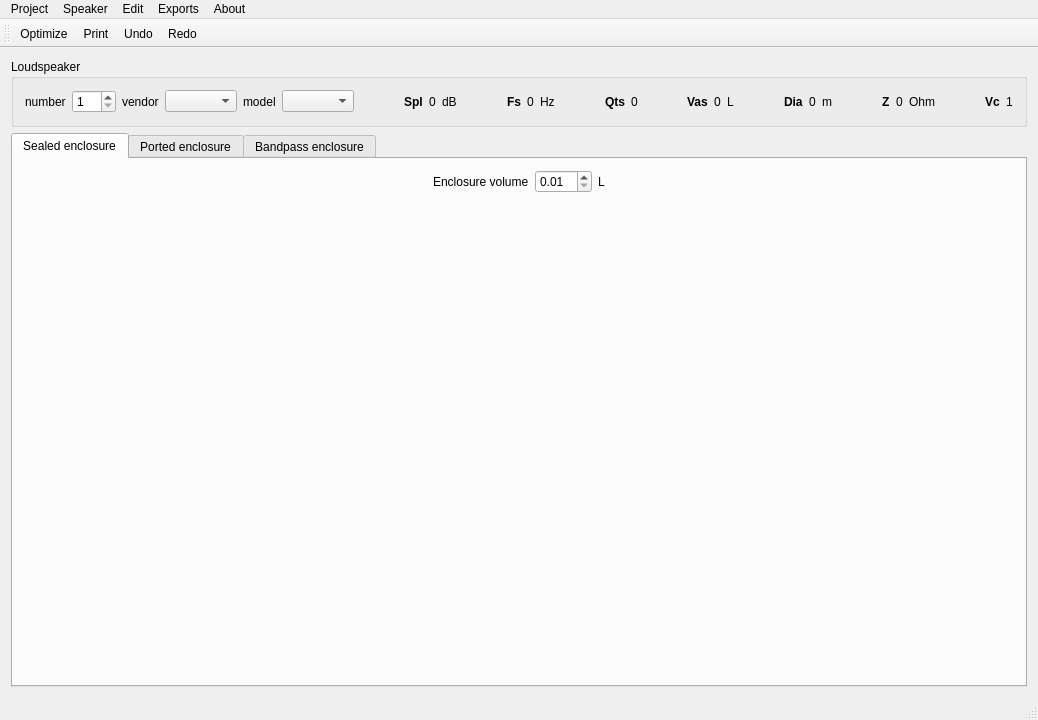
Old version of the form mainwindow.ui in the repository be1/qspeakers.
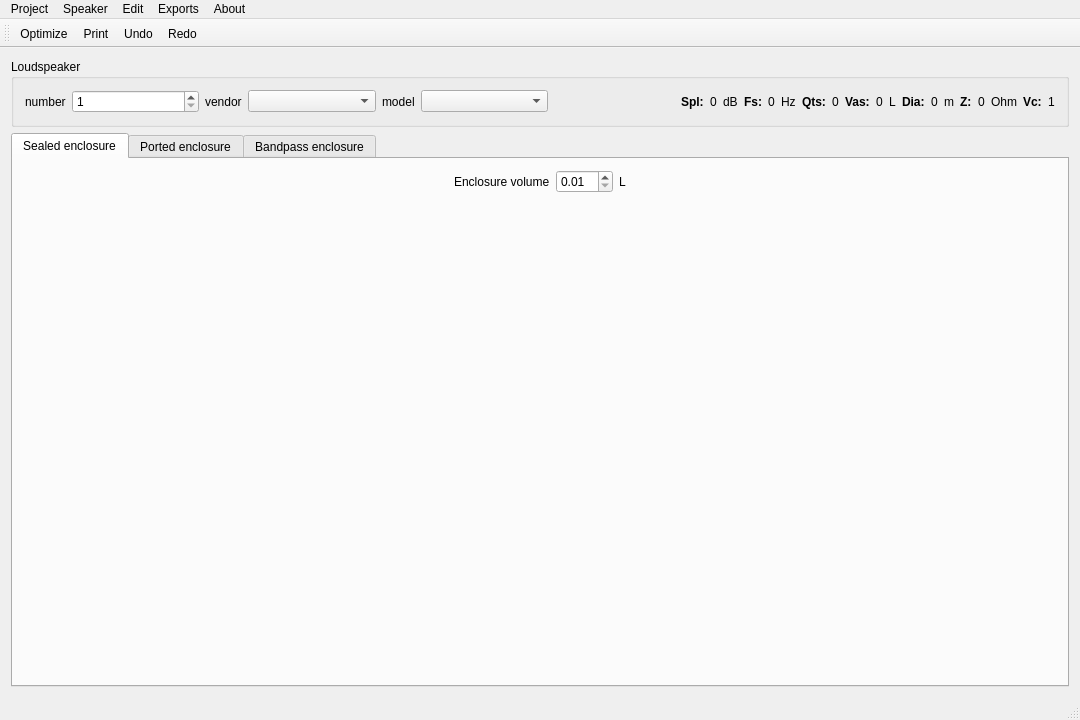
New version of the form. Icons and pictures are not drawn.

Commit message: Fix "too large main window".

What changed in the file:
```diff
--- a/mainwindow.ui
+++ b/mainwindow.ui
@@ -6,16 +6,10 @@
    <rect>
     <x>0</x>
     <y>0</y>
-    <width>1038</width>
+    <width>1080</width>
     <height>720</height>
    </rect>
   </property>
-  <property name="sizePolicy">
-   <sizepolicy hsizetype="Preferred" vsizetype="Preferred">
-    <horstretch>0</horstretch>
-    <verstretch>0</verstretch>
-   </sizepolicy>
-  </property>
   <widget class="QWidget" name="centralWidget">
    <layout class="QVBoxLayout" name="verticalLayout">
     <item>
@@ -107,12 +101,11 @@
         <widget class="QLabel" name="splLabel">
          <property name="font">
           <font>
-           <weight>75</weight>
            <bold>true</bold>
           </font>
          </property>
          <property name="text">
-          <string>Spl</string>
+          <string>Spl:</string>
          </property>
         </widget>
        </item>
@@ -130,29 +123,15 @@
          </property>
         </widget>
        </item>
-       <item>
-        <spacer name="speakerHorizontalSpacer0">
-         <property name="orientation">
-          <enum>Qt::Horizontal</enum>
-         </property>
-         <property name="sizeHint" stdset="0">
-          <size>
-           <width>10</width>
-           <height>20</height>
-          </size>
-         </property>
-        </spacer>
-       </item>
        <item>
         <widget class="QLabel" name="fsLabel">
          <property name="font">
           <font>
-           <weight>75</weight>
            <bold>true</bold>
           </font>
          </property>
          <property name="text">
-          <string>Fs</string>
+          <string>Fs:</string>
          </property>
         </widget>
        </item>
@@ -170,29 +149,15 @@
          </property>
         </widget>
        </item>
-       <item>
-        <spacer name="speakerHorizontalSpacer1">
-         <property name="orientation">
-          <enum>Qt::Horizontal</enum>
-         </property>
-         <property name="sizeHint" stdset="0">
-          <size>
-           <width>10</width>
-           <height>20</height>
-          </size>
-         </property>
-        </spacer>
-       </item>
        <item>
         <widget class="QLabel" name="qtsLabel">
          <property name="font">
           <font>
-           <weight>75</weight>
            <bold>true</bold>
           </font>
          </property>
          <property name="text">
-          <string>Qts</string>
+          <string>Qts:</string>
          </property>
         </widget>
        </item>
@@ -203,29 +168,15 @@
          </property>
         </widget>
        </item>
-       <item>
-        <spacer name="speakerHorizontalSpacer2">
-         <property name="orientation">
-          <enum>Qt::Horizontal</enum>
-         </property>
-         <property name="sizeHint" stdset="0">
-          <size>
-           <width>10</width>
-           <height>20</height>
-          </size>
-         </property>
-        </spacer>
-       </item>
        <item>
         <widget class="QLabel" name="vasLabel">
          <property name="font">
           <font>
-           <weight>75</weight>
            <bold>true</bold>
           </font>
          </property>
          <property name="text">
-          <string>Vas</string>
+          <string>Vas:</string>
          </property>
         </widget>
        </item>
@@ -243,29 +194,15 @@
          </property>
         </widget>
        </item>
-       <item>
-        <spacer name="speakerHorizontalSpacer3">
-         <property name="orientation">
-          <enum>Qt::Horizontal</enum>
-         </property>
-         <property name="sizeHint" stdset="0">
-          <size>
-           <width>10</width>
-           <height>20</height>
-          </size>
-         </property>
-        </spacer>
-       </item>
        <item>
         <widget class="QLabel" name="diaLabel">
          <property name="font">
           <font>
-           <weight>75</weight>
            <bold>true</bold>
           </font>
          </property>
          <property name="text">
-          <string>Dia</string>
+          <string>Dia:</string>
          </property>
         </widget>
        </item>
@@ -283,29 +220,15 @@
          </property>
         </widget>
        </item>
-       <item>
-        <spacer name="speakerHorizontalSpacer4">
-         <property name="orientation">
-          <enum>Qt::Horizontal</enum>
-         </property>
-         <property name="sizeHint" stdset="0">
-          <size>
-           <width>10</width>
-           <height>20</height>
-          </size>
-         </property>
-        </spacer>
-       </item>
        <item>
         <widget class="QLabel" name="zLabel">
          <property name="font">
           <font>
-           <weight>75</weight>
            <bold>true</bold>
           </font>
          </property>
          <property name="text">
-          <string>Z</string>
+          <string>Z:</string>
          </property>
         </widget>
        </item>
@@ -323,29 +246,15 @@
          </property>
         </widget>
        </item>
-       <item>
-        <spacer name="speakerHorizontalSpacer5">
-         <property name="orientation">
-          <enum>Qt::Horizontal</enum>
-         </property>
-         <property name="sizeHint" stdset="0">
-          <size>
-           <width>10</width>
-           <height>20</height>
-          </size>
-         </property>
-        </spacer>
-       </item>
        <item>
         <widget class="QLabel" name="vcLabel">
          <property name="font">
           <font>
-           <weight>75</weight>
            <bold>true</bold>
           </font>
          </property>
          <property name="text">
-          <string>Vc</string>
+          <string>Vc:</string>
          </property>
         </widget>
        </item>
@@ -361,12 +270,6 @@
     </item>
     <item>
      <widget class="QTabWidget" name="tabWidget">
-      <property name="sizePolicy">
-       <sizepolicy hsizetype="Preferred" vsizetype="Preferred">
-        <horstretch>0</horstretch>
-        <verstretch>0</verstretch>
-       </sizepolicy>
-      </property>
       <property name="currentIndex">
        <number>0</number>
       </property>
@@ -1028,14 +931,6 @@
    </layout>
   </widget>
   <widget class="QMenuBar" name="menuBar">
-   <property name="geometry">
-    <rect>
-     <x>0</x>
-     <y>0</y>
-     <width>1038</width>
-     <height>31</height>
-    </rect>
-   </property>
    <widget class="QMenu" name="menuProject">
     <property name="title">
      <string>Project</string>
```
The commit also changes 1 other file.
